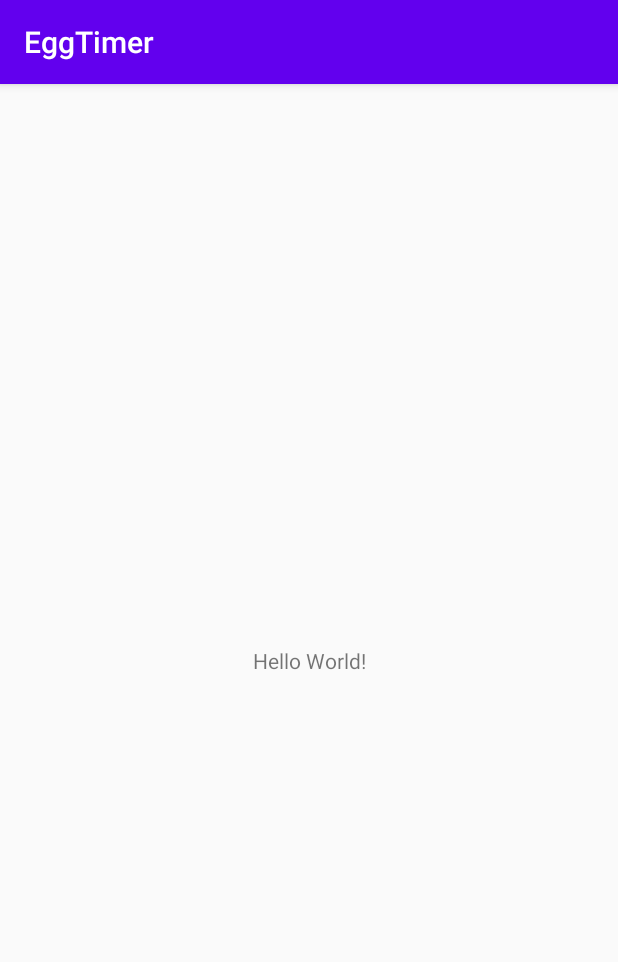
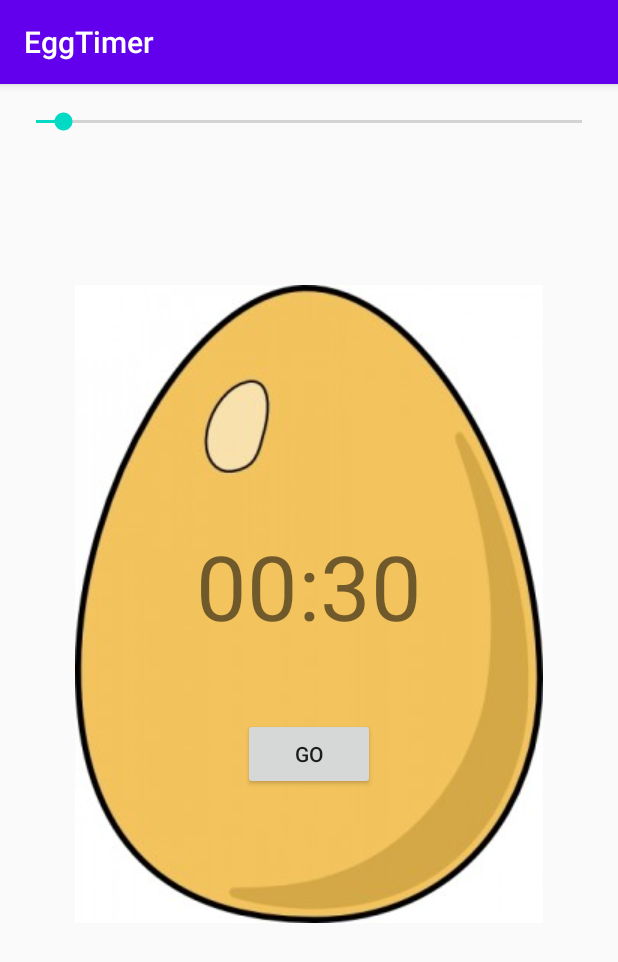
Before and after one commit to it-cube-samsung/egg-timer, an Android app: the screen it shows after launch (MainActivity), on a phone screen of 412 x 824 dp. Shown: the top 962 px of the screen. Run offline under Robolectric (Android 15) with nearby library versions, the phone set to English and light mode, and no system bars.

Commit message:
first implementation

```diff
--- a/app/src/main/java/com/example/eggtimer/MainActivity.java
+++ b/app/src/main/java/com/example/eggtimer/MainActivity.java
@@ -2,13 +2,86 @@ package com.example.eggtimer;
 
 import androidx.appcompat.app.AppCompatActivity;
 
+import android.media.MediaPlayer;
 import android.os.Bundle;
+import android.os.CountDownTimer;
+import android.view.View;
+import android.widget.Button;
+import android.widget.SeekBar;
+import android.widget.TextView;
 
 public class MainActivity extends AppCompatActivity {
+    TextView timerTextView;
+    SeekBar timerSeekbar;
+    Button goButton;
+    CountDownTimer countDownTimer;
+    Boolean timerIsActive = false;
 
     @Override
     protected void onCreate(Bundle savedInstanceState) {
         super.onCreate(savedInstanceState);
         setContentView(R.layout.activity_main);
+
+        timerSeekbar = findViewById(R.id.timerSeekBar);
+        timerTextView = findViewById(R.id.timerTextView);
+        goButton = findViewById(R.id.goButton);
+
+        timerSeekbar.setMax(600);
+        timerSeekbar.setProgress(30);
+
+        timerSeekbar.setOnSeekBarChangeListener(new SeekBar.OnSeekBarChangeListener() {
+            @Override
+            public void onProgressChanged(SeekBar seekBar, int progress, boolean fromUser) {
+                updateTimer(progress);
+            }
+
+            @Override
+            public void onStartTrackingTouch(SeekBar seekBar) {
+            }
+
+            @Override
+            public void onStopTrackingTouch(SeekBar seekBar) {
+            }
+        });
+    }
+
+    private void updateTimer(int secondsLeft) {
+        int minutes = secondsLeft / 60;
+        int seconds = secondsLeft % 60;
+        String time = String.format("%02d:%02d", minutes, seconds);
+        timerTextView.setText(time);
+    }
+
+    private void resetTimer() {
+        timerIsActive = false;
+        goButton.setText("Go!");
+        timerSeekbar.setEnabled(true);
+        timerSeekbar.setProgress(30);
+        updateTimer(30);
+        countDownTimer.cancel();
+    }
+
+    public void goClick(View v) {
+        if (timerIsActive) {
+            resetTimer();
+        } else {
+            timerIsActive = true;
+            goButton.setText("Stop!");
+            timerSeekbar.setEnabled(false);
+            countDownTimer = new CountDownTimer(timerSeekbar.getProgress() * 1000, 1000) {
+                @Override
+                public void onTick(long millisUntilFinished) {
+                    updateTimer((int) millisUntilFinished / 1000);
+                }
+
+                @Override
+                public void onFinish() {
+                    MediaPlayer mediaPlayer = MediaPlayer.create(getApplicationContext(), R.raw.airhorn);
+                    mediaPlayer.start();
+                    resetTimer();
+                }
+            };
+            countDownTimer.start();
+        }
     }
 }
--- a/app/src/main/res/layout/activity_main.xml
+++ b/app/src/main/res/layout/activity_main.xml
@@ -6,13 +6,47 @@
     android:layout_height="match_parent"
     tools:context=".MainActivity">
 
-    <TextView
+    <SeekBar
+        android:id="@+id/timerSeekBar"
+        android:layout_width="0dp"
+        android:layout_height="wrap_content"
+        android:layout_marginStart="8dp"
+        android:layout_marginTop="16dp"
+        android:layout_marginEnd="8dp"
+        app:layout_constraintEnd_toEndOf="parent"
+        app:layout_constraintStart_toStartOf="parent"
+        app:layout_constraintTop_toTopOf="parent" />
+
+    <ImageView
+        android:id="@+id/imageView"
         android:layout_width="wrap_content"
         android:layout_height="wrap_content"
-        android:text="Hello World!"
-        app:layout_constraintBottom_toBottomOf="parent"
-        app:layout_constraintLeft_toLeftOf="parent"
-        app:layout_constraintRight_toRightOf="parent"
-        app:layout_constraintTop_toTopOf="parent" />
+        android:layout_marginTop="100dp"
+        app:layout_constraintEnd_toEndOf="parent"
+        app:layout_constraintStart_toStartOf="parent"
+        app:layout_constraintTop_toBottomOf="@+id/timerSeekBar"
+        app:srcCompat="@drawable/egg" />
+
+    <TextView
+        android:id="@+id/timerTextView"
+        android:layout_width="wrap_content"
+        android:layout_height="wrap_content"
+        android:layout_marginTop="160dp"
+        android:text="00:30"
+        android:textSize="60sp"
+        app:layout_constraintEnd_toEndOf="@+id/imageView"
+        app:layout_constraintStart_toStartOf="@+id/imageView"
+        app:layout_constraintTop_toTopOf="@+id/imageView" />
+
+    <Button
+        android:id="@+id/goButton"
+        android:layout_width="wrap_content"
+        android:layout_height="wrap_content"
+        android:layout_marginTop="48dp"
+        android:onClick="goClick"
+        android:text="Go"
+        app:layout_constraintEnd_toEndOf="@+id/imageView"
+        app:layout_constraintStart_toStartOf="@+id/imageView"
+        app:layout_constraintTop_toBottomOf="@+id/timerTextView" />
 
 </androidx.constraintlayout.widget.ConstraintLayout>
```
Also changed, not shown: 1 other file.
